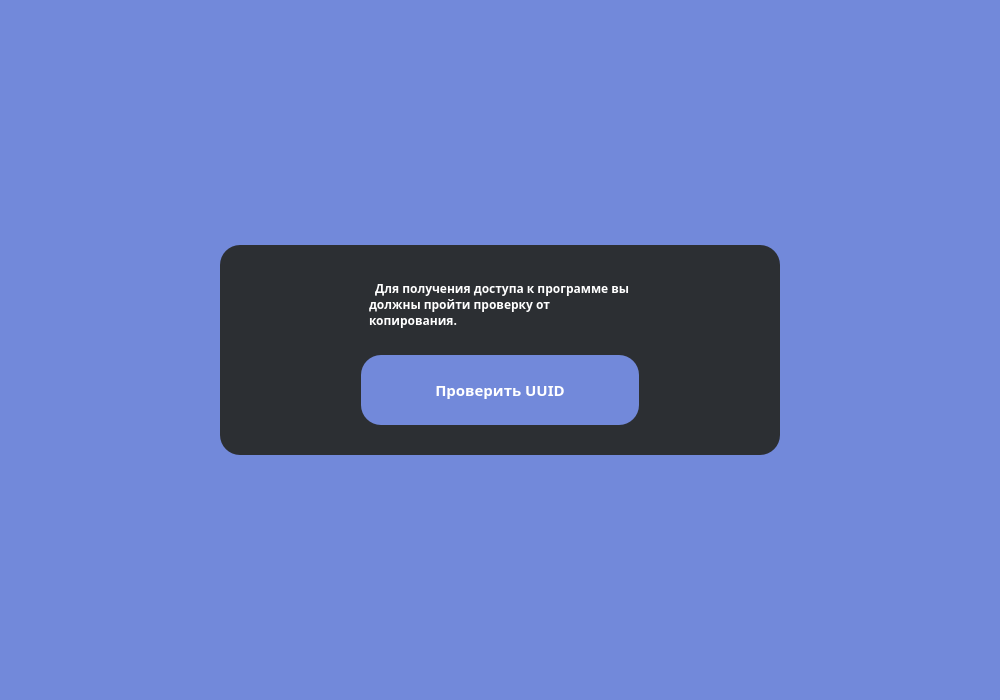
Old version of the form uuid.ui in the repository Proto999/authgui.
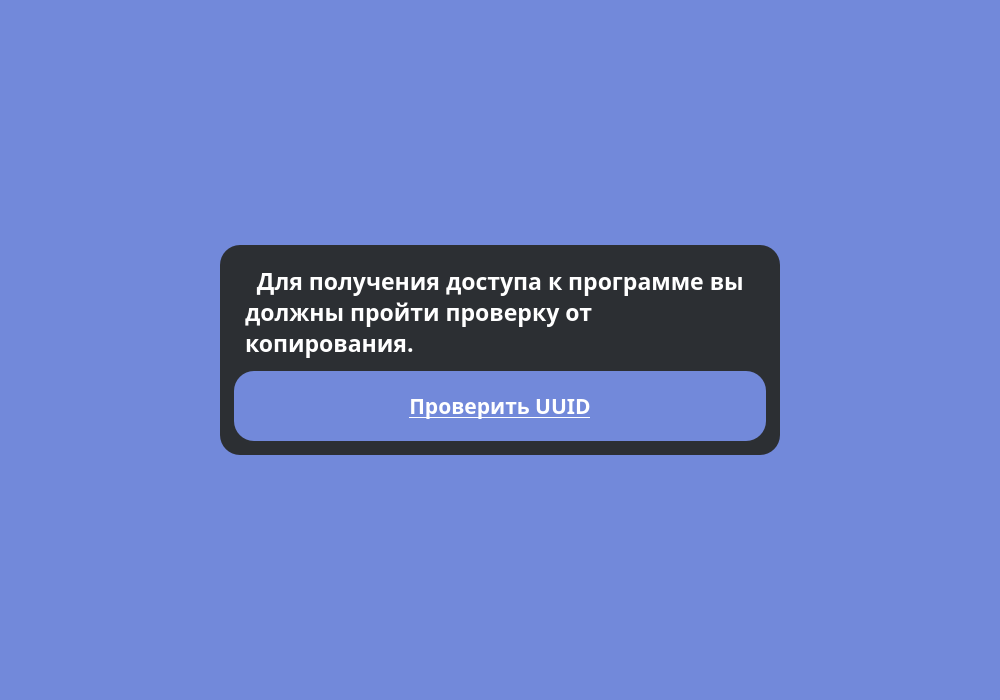
New version of the form. Icons and pictures are not drawn.

Diff of the .ui file:
```diff
--- a/uuid.ui
+++ b/uuid.ui
@@ -86,59 +86,7 @@
        <string/>
       </property>
       <layout class="QGridLayout" name="gridLayout">
-       <item row="1" column="0">
-        <spacer name="horizontalSpacer_3">
-         <property name="orientation">
-          <enum>Qt::Horizontal</enum>
-         </property>
-         <property name="sizeHint" stdset="0">
-          <size>
-           <width>40</width>
-           <height>20</height>
-          </size>
-         </property>
-        </spacer>
-       </item>
-       <item row="4" column="1">
-        <spacer name="verticalSpacer">
-         <property name="orientation">
-          <enum>Qt::Vertical</enum>
-         </property>
-         <property name="sizeHint" stdset="0">
-          <size>
-           <width>20</width>
-           <height>40</height>
-          </size>
-         </property>
-        </spacer>
-       </item>
-       <item row="2" column="1">
-        <spacer name="verticalSpacer_3">
-         <property name="orientation">
-          <enum>Qt::Vertical</enum>
-         </property>
-         <property name="sizeHint" stdset="0">
-          <size>
-           <width>20</width>
-           <height>40</height>
-          </size>
-         </property>
-        </spacer>
-       </item>
-       <item row="0" column="1">
-        <spacer name="verticalSpacer_2">
-         <property name="orientation">
-          <enum>Qt::Vertical</enum>
-         </property>
-         <property name="sizeHint" stdset="0">
-          <size>
-           <width>20</width>
-           <height>40</height>
-          </size>
-         </property>
-        </spacer>
-       </item>
-       <item row="3" column="1">
+       <item row="2" column="0">
         <widget class="QPushButton" name="pushButton">
          <property name="minimumSize">
           <size>
@@ -149,8 +97,9 @@
          <property name="font">
           <font>
            <family>gg sans</family>
-           <pointsize>11</pointsize>
+           <pointsize>16</pointsize>
            <bold>true</bold>
+           <underline>true</underline>
           </font>
          </property>
          <property name="styleSheet">
@@ -163,12 +112,12 @@
          </property>
         </widget>
        </item>
-       <item row="1" column="1">
+       <item row="1" column="0">
         <widget class="QLabel" name="label">
          <property name="font">
           <font>
            <family>gg sans</family>
-           <pointsize>9</pointsize>
+           <pointsize>17</pointsize>
            <bold>true</bold>
           </font>
          </property>
@@ -183,19 +132,6 @@
          </property>
         </widget>
        </item>
-       <item row="1" column="2">
-        <spacer name="horizontalSpacer_4">
-         <property name="orientation">
-          <enum>Qt::Horizontal</enum>
-         </property>
-         <property name="sizeHint" stdset="0">
-          <size>
-           <width>40</width>
-           <height>20</height>
-          </size>
-         </property>
-        </spacer>
-       </item>
       </layout>
      </widget>
     </item>
```
